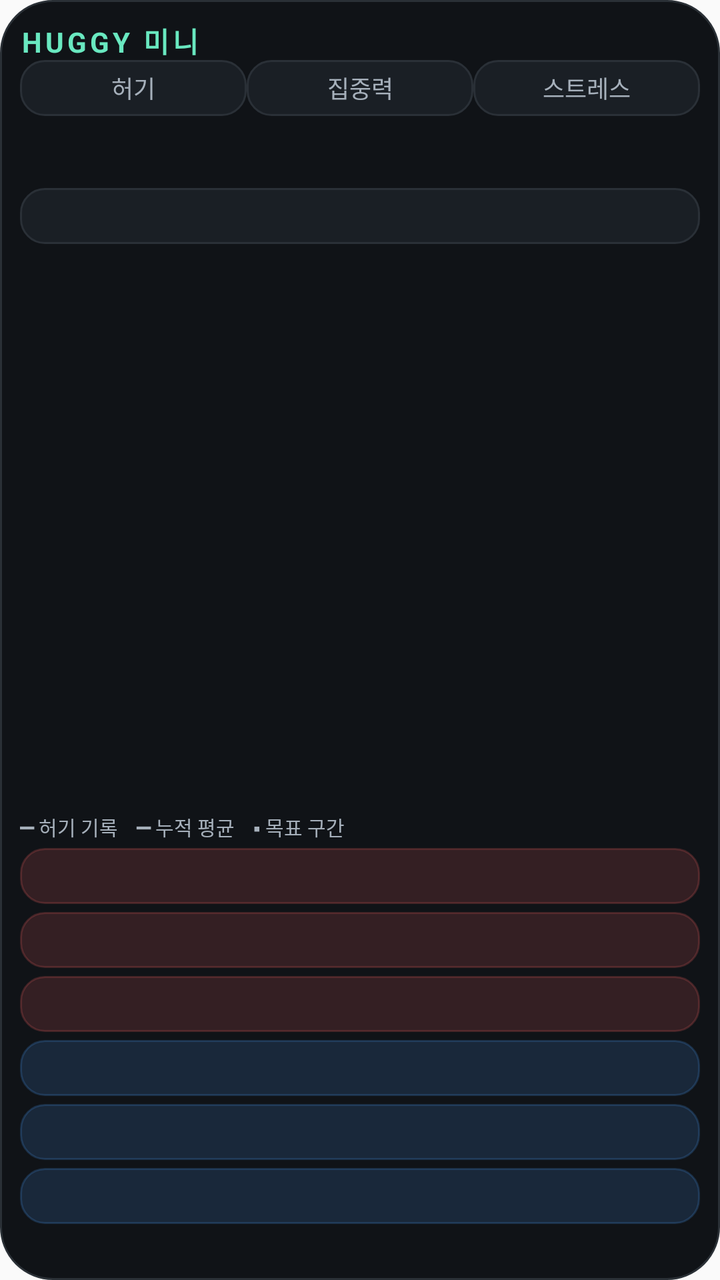
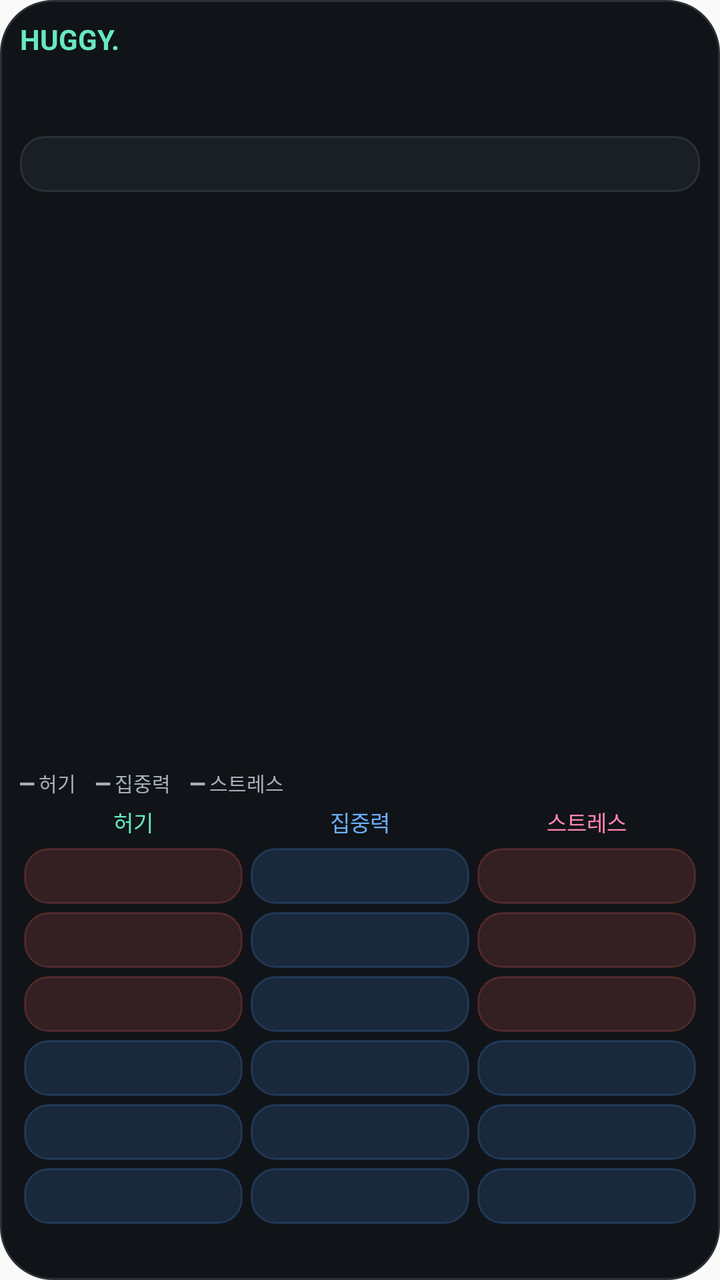

An Android layout rendered at two revisions. The XML below is the earlier revision; the diff shows what the commit changed to produce the second picture.
<!-- AndroidManifest.xml: application theme android:Theme.Material.Light.NoActionBar -->
<!-- res/layout/widget_compact.xml -->
<FrameLayout xmlns:android="http://schemas.android.com/apk/res/android" android:layout_width="match_parent" android:layout_height="match_parent" android:background="@drawable/widget_background">
<LinearLayout android:layout_width="match_parent" android:layout_height="match_parent" android:padding="10dp" android:orientation="vertical">
<LinearLayout android:layout_width="match_parent" android:layout_height="20dp" android:orientation="horizontal">
<TextView android:id="@+id/brand" android:maxLines="1" android:ellipsize="end" android:layout_width="0dp" android:layout_weight="1" android:layout_height="20dp" android:text="HUGGY 미니" android:textStyle="bold" android:letterSpacing="0.12" android:textSize="14sp" android:textColor="#69E8C0"/>
<TextView android:id="@+id/update" android:layout_width="wrap_content" android:layout_height="match_parent" android:gravity="center" android:paddingLeft="8dp" android:paddingRight="8dp" android:text="↑ 업데이트" android:textSize="11sp" android:textColor="#101317" android:backgroundTint="#69E8C0" android:background="@drawable/widget_button" android:visibility="gone"/>
</LinearLayout>
<LinearLayout android:layout_width="match_parent" android:layout_height="28dp" android:orientation="horizontal"><TextView android:id="@+id/metric0" android:layout_width="0dp" android:layout_weight="1" android:layout_height="match_parent" android:gravity="center" android:text="허기" android:textSize="12sp" android:textColor="#A6B0BB" android:background="@drawable/widget_button"/><TextView android:id="@+id/metric1" android:layout_width="0dp" android:layout_weight="1" android:layout_height="match_parent" android:gravity="center" android:text="집중력" android:textSize="12sp" android:textColor="#A6B0BB" android:background="@drawable/widget_button"/><TextView android:id="@+id/metric2" android:layout_width="0dp" android:layout_weight="1" android:layout_height="match_parent" android:gravity="center" android:text="스트레스" android:textSize="12sp" android:textColor="#A6B0BB" android:background="@drawable/widget_button"/></LinearLayout>
<LinearLayout android:layout_width="match_parent" android:layout_height="36dp">
<TextView android:id="@+id/current" android:maxLines="2" android:ellipsize="end" android:layout_width="0dp" android:layout_weight="1.1" android:layout_height="match_parent" android:textColor="#F0F3F5" android:textSize="12sp" android:gravity="center_vertical"/>
<TextView android:id="@+id/mean" android:layout_width="0dp" android:layout_weight="0.8" android:layout_height="match_parent" android:textColor="#B59AFF" android:textSize="11sp" android:gravity="center"/>
<TextView android:id="@+id/score" android:layout_width="0dp" android:layout_weight="1" android:layout_height="match_parent" android:textColor="#F0F3F5" android:textSize="11sp" android:gravity="center_vertical|right"/>
</LinearLayout>
<TextView android:id="@+id/weight" android:layout_width="match_parent" android:layout_height="28dp" android:background="@drawable/widget_button" android:gravity="center_vertical" android:paddingLeft="10dp" android:textSize="11sp" android:textColor="#E2E7EC"/>
<LinearLayout android:layout_width="match_parent" android:layout_height="0dp" android:layout_weight="1" android:orientation="horizontal">
<ImageView android:id="@+id/plot" android:layout_width="0dp" android:layout_weight="1.65" android:layout_height="match_parent" android:scaleType="fitXY" android:contentDescription="오늘의 허기 기록과 시간 누적 평균 그래프"/>
<LinearLayout android:id="@+id/friendPanel" android:visibility="gone" android:layout_width="0dp" android:layout_weight="1" android:layout_height="match_parent" android:orientation="vertical" android:background="@drawable/widget_button" android:padding="8dp">
<TextView android:layout_width="match_parent" android:layout_height="wrap_content" android:text="친구 소식 · 허기" android:textSize="10sp" android:textColor="#B59AFF"/>
<TextView android:id="@+id/friendMessage0" android:layout_width="match_parent" android:layout_height="0dp" android:layout_weight="1" android:layout_marginTop="3dp" android:padding="4dp" android:background="@drawable/friend_message" android:gravity="center_vertical" android:textSize="10sp" android:textColor="#E2E7EC" android:maxLines="3"/>
<TextView android:id="@+id/friendMessage1" android:layout_width="match_parent" android:layout_height="0dp" android:layout_weight="1" android:layout_marginTop="3dp" android:padding="4dp" android:background="@drawable/friend_message" android:gravity="center_vertical" android:textSize="10sp" android:textColor="#E2E7EC" android:maxLines="3"/>
<TextView android:id="@+id/friendMessage2" android:layout_width="match_parent" android:layout_height="0dp" android:layout_weight="1" android:layout_marginTop="3dp" android:padding="4dp" android:background="@drawable/friend_message" android:gravity="center_vertical" android:textSize="10sp" android:textColor="#E2E7EC" android:maxLines="3"/>

<TextView android:layout_width="match_parent" android:layout_height="wrap_content" android:text="함께 보기 ›" android:textSize="10sp" android:textColor="#A6B0BB"/>
</LinearLayout>
</LinearLayout>
<TextView android:layout_width="match_parent" android:layout_height="16dp" android:text="━ 허기 기록    ━ 누적 평균    ▪ 목표 구간" android:textSize="10sp" android:textColor="#A6B0BB" android:id="@+id/legend"/>
<TextView android:layout_width="match_parent" android:layout_height="0dp" android:visibility="gone" android:text="지금 몸의 신호는 어떤가요?" android:textSize="11sp" android:textColor="#A6B0BB"/>
<TextView android:id="@+id/b0" android:layout_width="match_parent" android:layout_height="28dp" android:layout_marginTop="2dp" android:layout_marginBottom="2dp" android:paddingLeft="10dp" android:paddingRight="10dp" android:gravity="center_vertical" android:textSize="12sp" android:textColor="#E2E7EC" android:background="@drawable/button_full" android:maxLines="1"/>
<TextView android:id="@+id/b1" android:layout_width="match_parent" android:layout_height="28dp" android:layout_marginTop="2dp" android:layout_marginBottom="2dp" android:paddingLeft="10dp" android:paddingRight="10dp" android:gravity="center_vertical" android:textSize="12sp" android:textColor="#E2E7EC" android:background="@drawable/button_full" android:maxLines="1"/>
<TextView android:id="@+id/b2" android:layout_width="match_parent" android:layout_height="28dp" android:layout_marginTop="2dp" android:layout_marginBottom="2dp" android:paddingLeft="10dp" android:paddingRight="10dp" android:gravity="center_vertical" android:textSize="12sp" android:textColor="#E2E7EC" android:background="@drawable/button_full" android:maxLines="1"/>
<TextView android:id="@+id/b3" android:layout_width="match_parent" android:layout_height="28dp" android:layout_marginTop="2dp" android:layout_marginBottom="2dp" android:paddingLeft="10dp" android:paddingRight="10dp" android:gravity="center_vertical" android:textSize="12sp" android:textColor="#E2E7EC" android:background="@drawable/button_hungry" android:maxLines="1"/>
<TextView android:id="@+id/b4" android:layout_width="match_parent" android:layout_height="28dp" android:layout_marginTop="2dp" android:layout_marginBottom="2dp" android:paddingLeft="10dp" android:paddingRight="10dp" android:gravity="center_vertical" android:textSize="12sp" android:textColor="#E2E7EC" android:background="@drawable/button_hungry" android:maxLines="1"/>
<TextView android:id="@+id/b5" android:layout_width="match_parent" android:layout_height="28dp" android:layout_marginTop="2dp" android:layout_marginBottom="2dp" android:paddingLeft="10dp" android:paddingRight="10dp" android:gravity="center_vertical" android:textSize="12sp" android:textColor="#E2E7EC" android:background="@drawable/button_hungry" android:maxLines="1"/>
<TextView android:id="@+id/status" android:layout_width="match_parent" android:layout_height="16dp" android:textColor="#8E9BA5" android:textSize="10sp" android:gravity="center_vertical"/>
</LinearLayout>
<ImageView android:id="@+id/effect" android:layout_width="match_parent" android:layout_height="match_parent" android:scaleType="fitXY" android:importantForAccessibility="no"/>
</FrameLayout>
<!-- resources referenced by this layout -->
<resources>
  <!-- drawable button_full (drawable) -->
  <ripple xmlns:android="http://schemas.android.com/apk/res/android" android:color="#33FF6363">
   <item><shape><solid android:color="#26FF6363"/><corners android:radius="12dp"/><stroke android:width="1dp" android:color="#33FF6363"/></shape></item>
  </ripple>
  <!-- drawable button_hungry (drawable) -->
  <ripple xmlns:android="http://schemas.android.com/apk/res/android" android:color="#334C9EFF">
   <item><shape><solid android:color="#264C9EFF"/><corners android:radius="12dp"/><stroke android:width="1dp" android:color="#334C9EFF"/></shape></item>
  </ripple>
  <!-- drawable friend_message (drawable) -->
  <shape xmlns:android="http://schemas.android.com/apk/res/android"><solid android:color="#292936"/><corners android:radius="7dp"/></shape>
  <!-- drawable widget_background (drawable) -->
  <shape xmlns:android="http://schemas.android.com/apk/res/android"><solid android:color="#101317"/><corners android:radius="26dp"/><stroke android:width="1dp" android:color="#2A3036"/></shape>
  <!-- drawable widget_button (drawable) -->
  <ripple xmlns:android="http://schemas.android.com/apk/res/android" android:color="#5569E8C0"><item><shape><solid android:color="#1A1F25"/><corners android:radius="12dp"/><stroke android:width="1dp" android:color="#2A3037"/></shape></item></ripple>
</resources>

<!-- the commit's change to res/layout/widget_compact.xml (unified diff, before → after) -->
@@ -1,36 +1,53 @@
 <FrameLayout xmlns:android="http://schemas.android.com/apk/res/android" android:layout_width="match_parent" android:layout_height="match_parent" android:background="@drawable/widget_background">
 <LinearLayout android:layout_width="match_parent" android:layout_height="match_parent" android:padding="10dp" android:orientation="vertical">
 <LinearLayout android:layout_width="match_parent" android:layout_height="20dp" android:orientation="horizontal">
-<TextView android:id="@+id/brand" android:maxLines="1" android:ellipsize="end" android:layout_width="0dp" android:layout_weight="1" android:layout_height="20dp" android:text="HUGGY 미니" android:textStyle="bold" android:letterSpacing="0.12" android:textSize="14sp" android:textColor="#69E8C0"/>
+<TextView android:id="@+id/brand" android:layout_width="0dp" android:layout_weight="1" android:layout_height="match_parent" android:text="HUGGY." android:textStyle="bold" android:textSize="14sp" android:textColor="#69E8C0" android:maxLines="1" android:ellipsize="end"/>
 <TextView android:id="@+id/update" android:layout_width="wrap_content" android:layout_height="match_parent" android:gravity="center" android:paddingLeft="8dp" android:paddingRight="8dp" android:text="↑ 업데이트" android:textSize="11sp" android:textColor="#101317" android:backgroundTint="#69E8C0" android:background="@drawable/widget_button" android:visibility="gone"/>
 </LinearLayout>
-<LinearLayout android:layout_width="match_parent" android:layout_height="28dp" android:orientation="horizontal"><TextView android:id="@+id/metric0" android:layout_width="0dp" android:layout_weight="1" android:layout_height="match_parent" android:gravity="center" android:text="허기" android:textSize="12sp" android:textColor="#A6B0BB" android:background="@drawable/widget_button"/><TextView android:id="@+id/metric1" android:layout_width="0dp" android:layout_weight="1" android:layout_height="match_parent" android:gravity="center" android:text="집중력" android:textSize="12sp" android:textColor="#A6B0BB" android:background="@drawable/widget_button"/><TextView android:id="@+id/metric2" android:layout_width="0dp" android:layout_weight="1" android:layout_height="match_parent" android:gravity="center" android:text="스트레스" android:textSize="12sp" android:textColor="#A6B0BB" android:background="@drawable/widget_button"/></LinearLayout>
-<LinearLayout android:layout_width="match_parent" android:layout_height="36dp">
-<TextView android:id="@+id/current" android:maxLines="2" android:ellipsize="end" android:layout_width="0dp" android:layout_weight="1.1" android:layout_height="match_parent" android:textColor="#F0F3F5" android:textSize="12sp" android:gravity="center_vertical"/>
-<TextView android:id="@+id/mean" android:layout_width="0dp" android:layout_weight="0.8" android:layout_height="match_parent" android:textColor="#B59AFF" android:textSize="11sp" android:gravity="center"/>
-<TextView android:id="@+id/score" android:layout_width="0dp" android:layout_weight="1" android:layout_height="match_parent" android:textColor="#F0F3F5" android:textSize="11sp" android:gravity="center_vertical|right"/>
+<LinearLayout android:layout_width="match_parent" android:layout_height="38dp" android:orientation="horizontal">
+<TextView android:id="@+id/score" android:layout_width="0dp" android:layout_weight="1" android:layout_height="match_parent" android:gravity="center" android:textSize="9sp" android:textColor="#69E8C0" android:maxLines="2" android:ellipsize="end"/>
+<TextView android:id="@+id/focusScore" android:layout_width="0dp" android:layout_weight="1" android:layout_height="match_parent" android:gravity="center" android:textSize="9sp" android:textColor="#6CAFFF" android:maxLines="2" android:ellipsize="end"/>
+<TextView android:id="@+id/stressScore" android:layout_width="0dp" android:layout_weight="1" android:layout_height="match_parent" android:gravity="center" android:textSize="9sp" android:textColor="#FF86B6" android:maxLines="2" android:ellipsize="end"/>
 </LinearLayout>
 <TextView android:id="@+id/weight" android:layout_width="match_parent" android:layout_height="28dp" android:background="@drawable/widget_button" android:gravity="center_vertical" android:paddingLeft="10dp" android:textSize="11sp" android:textColor="#E2E7EC"/>
-<LinearLayout android:layout_width="match_parent" android:layout_height="0dp" android:layout_weight="1" android:orientation="horizontal">
-<ImageView android:id="@+id/plot" android:layout_width="0dp" android:layout_weight="1.65" android:layout_height="match_parent" android:scaleType="fitXY" android:contentDescription="오늘의 허기 기록과 시간 누적 평균 그래프"/>
-<LinearLayout android:id="@+id/friendPanel" android:visibility="gone" android:layout_width="0dp" android:layout_weight="1" android:layout_height="match_parent" android:orientation="vertical" android:background="@drawable/widget_button" android:padding="8dp">
-<TextView android:layout_width="match_parent" android:layout_height="wrap_content" android:text="친구 소식 · 허기" android:textSize="10sp" android:textColor="#B59AFF"/>
-<TextView android:id="@+id/friendMessage0" android:layout_width="match_parent" android:layout_height="0dp" android:layout_weight="1" android:layout_marginTop="3dp" android:padding="4dp" android:background="@drawable/friend_message" android:gravity="center_vertical" android:textSize="10sp" android:textColor="#E2E7EC" android:maxLines="3"/>
-<TextView android:id="@+id/friendMessage1" android:layout_width="match_parent" android:layout_height="0dp" android:layout_weight="1" android:layout_marginTop="3dp" android:padding="4dp" android:background="@drawable/friend_message" android:gravity="center_vertical" android:textSize="10sp" android:textColor="#E2E7EC" android:maxLines="3"/>
-<TextView android:id="@+id/friendMessage2" android:layout_width="match_parent" android:layout_height="0dp" android:layout_weight="1" android:layout_marginTop="3dp" android:padding="4dp" android:background="@drawable/friend_message" android:gravity="center_vertical" android:textSize="10sp" android:textColor="#E2E7EC" android:maxLines="3"/>
-
-<TextView android:layout_width="match_parent" android:layout_height="wrap_content" android:text="함께 보기 ›" android:textSize="10sp" android:textColor="#A6B0BB"/>
+<ImageView android:id="@+id/plot" android:layout_width="match_parent" android:layout_height="0dp" android:layout_weight="1" android:scaleType="fitXY" android:contentDescription="오늘의 허기·집중력·스트레스 기록 그래프"/>
+<TextView android:id="@+id/legend" android:layout_width="match_parent" android:layout_height="16dp" android:text="━ 허기　━ 집중력　━ 스트레스" android:textSize="10sp" android:textColor="#A6B0BB"/>
+<LinearLayout android:layout_width="match_parent" android:layout_height="22dp" android:orientation="horizontal">
+<TextView android:id="@+id/metric0" android:layout_width="0dp" android:layout_weight="1" android:layout_height="match_parent" android:gravity="center" android:text="허기" android:textSize="11sp" android:textColor="#69E8C0" android:contentDescription="허기 기록 수정"/>
+<TextView android:id="@+id/metric1" android:layout_width="0dp" android:layout_weight="1" android:layout_height="match_parent" android:gravity="center" android:text="집중력" android:textSize="11sp" android:textColor="#6CAFFF" android:contentDescription="집중력 기록 수정"/>
+<TextView android:id="@+id/metric2" android:layout_width="0dp" android:layout_weight="1" android:layout_height="match_parent" android:gravity="center" android:text="스트레스" android:textSize="11sp" android:textColor="#FF86B6" android:contentDescription="스트레스 기록 수정"/>
 </LinearLayout>
+<LinearLayout android:layout_width="match_parent" android:layout_height="32dp" android:orientation="horizontal">
+<TextView android:id="@+id/b0" android:layout_width="0dp" android:layout_weight="1" android:layout_height="match_parent" android:layout_margin="2dp" android:paddingLeft="3dp" android:paddingRight="3dp" android:gravity="center" android:textSize="9sp" android:textColor="#E2E7EC" android:background="@drawable/button_full" android:maxLines="2" android:ellipsize="end"/>
+<TextView android:id="@+id/f0" android:layout_width="0dp" android:layout_weight="1" android:layout_height="match_parent" android:layout_margin="2dp" android:paddingLeft="3dp" android:paddingRight="3dp" android:gravity="center" android:textSize="9sp" android:textColor="#E2E7EC" android:background="@drawable/button_hungry" android:maxLines="2" android:ellipsize="end"/>
+<TextView android:id="@+id/s0" android:layout_width="0dp" android:layout_weight="1" android:layout_height="match_parent" android:layout_margin="2dp" android:paddingLeft="3dp" android:paddingRight="3dp" android:gravity="center" android:textSize="9sp" android:textColor="#E2E7EC" android:background="@drawable/button_full" android:maxLines="2" android:ellipsize="end"/>
 </LinearLayout>
-<TextView android:layout_width="match_parent" android:layout_height="16dp" android:text="━ 허기 기록    ━ 누적 평균    ▪ 목표 구간" android:textSize="10sp" android:textColor="#A6B0BB" android:id="@+id/legend"/>
-<TextView android:layout_width="match_parent" android:layout_height="0dp" android:visibility="gone" android:text="지금 몸의 신호는 어떤가요?" android:textSize="11sp" android:textColor="#A6B0BB"/>
-<TextView android:id="@+id/b0" android:layout_width="match_parent" android:layout_height="28dp" android:layout_marginTop="2dp" android:layout_marginBottom="2dp" android:paddingLeft="10dp" android:paddingRight="10dp" android:gravity="center_vertical" android:textSize="12sp" android:textColor="#E2E7EC" android:background="@drawable/button_full" android:maxLines="1"/>
-<TextView android:id="@+id/b1" android:layout_width="match_parent" android:layout_height="28dp" android:layout_marginTop="2dp" android:layout_marginBottom="2dp" android:paddingLeft="10dp" android:paddingRight="10dp" android:gravity="center_vertical" android:textSize="12sp" android:textColor="#E2E7EC" android:background="@drawable/button_full" android:maxLines="1"/>
-<TextView android:id="@+id/b2" android:layout_width="match_parent" android:layout_height="28dp" android:layout_marginTop="2dp" android:layout_marginBottom="2dp" android:paddingLeft="10dp" android:paddingRight="10dp" android:gravity="center_vertical" android:textSize="12sp" android:textColor="#E2E7EC" android:background="@drawable/button_full" android:maxLines="1"/>
-<TextView android:id="@+id/b3" android:layout_width="match_parent" android:layout_height="28dp" android:layout_marginTop="2dp" android:layout_marginBottom="2dp" android:paddingLeft="10dp" android:paddingRight="10dp" android:gravity="center_vertical" android:textSize="12sp" android:textColor="#E2E7EC" android:background="@drawable/button_hungry" android:maxLines="1"/>
-<TextView android:id="@+id/b4" android:layout_width="match_parent" android:layout_height="28dp" android:layout_marginTop="2dp" android:layout_marginBottom="2dp" android:paddingLeft="10dp" android:paddingRight="10dp" android:gravity="center_vertical" android:textSize="12sp" android:textColor="#E2E7EC" android:background="@drawable/button_hungry" android:maxLines="1"/>
-<TextView android:id="@+id/b5" android:layout_width="match_parent" android:layout_height="28dp" android:layout_marginTop="2dp" android:layout_marginBottom="2dp" android:paddingLeft="10dp" android:paddingRight="10dp" android:gravity="center_vertical" android:textSize="12sp" android:textColor="#E2E7EC" android:background="@drawable/button_hungry" android:maxLines="1"/>
-<TextView android:id="@+id/status" android:layout_width="match_parent" android:layout_height="16dp" android:textColor="#8E9BA5" android:textSize="10sp" android:gravity="center_vertical"/>
+<LinearLayout android:layout_width="match_parent" android:layout_height="32dp" android:orientation="horizontal">
+<TextView android:id="@+id/b1" android:layout_width="0dp" android:layout_weight="1" android:layout_height="match_parent" android:layout_margin="2dp" android:paddingLeft="3dp" android:paddingRight="3dp" android:gravity="center" android:textSize="9sp" android:textColor="#E2E7EC" android:background="@drawable/button_full" android:maxLines="2" android:ellipsize="end"/>
+<TextView android:id="@+id/f1" android:layout_width="0dp" android:layout_weight="1" android:layout_height="match_parent" android:layout_margin="2dp" android:paddingLeft="3dp" android:paddingRight="3dp" android:gravity="center" android:textSize="9sp" android:textColor="#E2E7EC" android:background="@drawable/button_hungry" android:maxLines="2" android:ellipsize="end"/>
+<TextView android:id="@+id/s1" android:layout_width="0dp" android:layout_weight="1" android:layout_height="match_parent" android:layout_margin="2dp" android:paddingLeft="3dp" android:paddingRight="3dp" android:gravity="center" android:textSize="9sp" android:textColor="#E2E7EC" android:background="@drawable/button_full" android:maxLines="2" android:ellipsize="end"/>
+</LinearLayout>
+<LinearLayout android:layout_width="match_parent" android:layout_height="32dp" android:orientation="horizontal">
+<TextView android:id="@+id/b2" android:layout_width="0dp" android:layout_weight="1" android:layout_height="match_parent" android:layout_margin="2dp" android:paddingLeft="3dp" android:paddingRight="3dp" android:gravity="center" android:textSize="9sp" android:textColor="#E2E7EC" android:background="@drawable/button_full" android:maxLines="2" android:ellipsize="end"/>
+<TextView android:id="@+id/f2" android:layout_width="0dp" android:layout_weight="1" android:layout_height="match_parent" android:layout_margin="2dp" android:paddingLeft="3dp" android:paddingRight="3dp" android:gravity="center" android:textSize="9sp" android:textColor="#E2E7EC" android:background="@drawable/button_hungry" android:maxLines="2" android:ellipsize="end"/>
+<TextView android:id="@+id/s2" android:layout_width="0dp" android:layout_weight="1" android:layout_height="match_parent" android:layout_margin="2dp" android:paddingLeft="3dp" android:paddingRight="3dp" android:gravity="center" android:textSize="9sp" android:textColor="#E2E7EC" android:background="@drawable/button_full" android:maxLines="2" android:ellipsize="end"/>
+</LinearLayout>
+<LinearLayout android:layout_width="match_parent" android:layout_height="32dp" android:orientation="horizontal">
+<TextView android:id="@+id/b3" android:layout_width="0dp" android:layout_weight="1" android:layout_height="match_parent" android:layout_margin="2dp" android:paddingLeft="3dp" android:paddingRight="3dp" android:gravity="center" android:textSize="9sp" android:textColor="#E2E7EC" android:background="@drawable/button_hungry" android:maxLines="2" android:ellipsize="end"/>
+<TextView android:id="@+id/f3" android:layout_width="0dp" android:layout_weight="1" android:layout_height="match_parent" android:layout_margin="2dp" android:paddingLeft="3dp" android:paddingRight="3dp" android:gravity="center" android:textSize="9sp" android:textColor="#E2E7EC" android:background="@drawable/button_hungry" android:maxLines="2" android:ellipsize="end"/>
+<TextView android:id="@+id/s3" android:layout_width="0dp" android:layout_weight="1" android:layout_height="match_parent" android:layout_margin="2dp" android:paddingLeft="3dp" android:paddingRight="3dp" android:gravity="center" android:textSize="9sp" android:textColor="#E2E7EC" android:background="@drawable/button_hungry" android:maxLines="2" android:ellipsize="end"/>
+</LinearLayout>
+<LinearLayout android:layout_width="match_parent" android:layout_height="32dp" android:orientation="horizontal">
+<TextView android:id="@+id/b4" android:layout_width="0dp" android:layout_weight="1" android:layout_height="match_parent" android:layout_margin="2dp" android:paddingLeft="3dp" android:paddingRight="3dp" android:gravity="center" android:textSize="9sp" android:textColor="#E2E7EC" android:background="@drawable/button_hungry" android:maxLines="2" android:ellipsize="end"/>
+<TextView android:id="@+id/f4" android:layout_width="0dp" android:layout_weight="1" android:layout_height="match_parent" android:layout_margin="2dp" android:paddingLeft="3dp" android:paddingRight="3dp" android:gravity="center" android:textSize="9sp" android:textColor="#E2E7EC" android:background="@drawable/button_hungry" android:maxLines="2" android:ellipsize="end"/>
+<TextView android:id="@+id/s4" android:layout_width="0dp" android:layout_weight="1" android:layout_height="match_parent" android:layout_margin="2dp" android:paddingLeft="3dp" android:paddingRight="3dp" android:gravity="center" android:textSize="9sp" android:textColor="#E2E7EC" android:background="@drawable/button_hungry" android:maxLines="2" android:ellipsize="end"/>
+</LinearLayout>
+<LinearLayout android:layout_width="match_parent" android:layout_height="32dp" android:orientation="horizontal">
+<TextView android:id="@+id/b5" android:layout_width="0dp" android:layout_weight="1" android:layout_height="match_parent" android:layout_margin="2dp" android:paddingLeft="3dp" android:paddingRight="3dp" android:gravity="center" android:textSize="9sp" android:textColor="#E2E7EC" android:background="@drawable/button_hungry" android:maxLines="2" android:ellipsize="end"/>
+<TextView android:id="@+id/f5" android:layout_width="0dp" android:layout_weight="1" android:layout_height="match_parent" android:layout_margin="2dp" android:paddingLeft="3dp" android:paddingRight="3dp" android:gravity="center" android:textSize="9sp" android:textColor="#E2E7EC" android:background="@drawable/button_hungry" android:maxLines="2" android:ellipsize="end"/>
+<TextView android:id="@+id/s5" android:layout_width="0dp" android:layout_weight="1" android:layout_height="match_parent" android:layout_margin="2dp" android:paddingLeft="3dp" android:paddingRight="3dp" android:gravity="center" android:textSize="9sp" android:textColor="#E2E7EC" android:background="@drawable/button_hungry" android:maxLines="2" android:ellipsize="end"/>
+</LinearLayout>
+<TextView android:id="@+id/status" android:layout_width="match_parent" android:layout_height="16dp" android:textColor="#8E9BA5" android:textSize="9sp" android:gravity="center_vertical" android:maxLines="1" android:ellipsize="end"/>
 </LinearLayout>
 <ImageView android:id="@+id/effect" android:layout_width="match_parent" android:layout_height="match_parent" android:scaleType="fitXY" android:importantForAccessibility="no"/>
 </FrameLayout>
<!-- resource entries referenced after the edit -->
@@ -8,8 +8,6 @@
   <ripple xmlns:android="http://schemas.android.com/apk/res/android" android:color="#334C9EFF">
    <item><shape><solid android:color="#264C9EFF"/><corners android:radius="12dp"/><stroke android:width="1dp" android:color="#334C9EFF"/></shape></item>
   </ripple>
-  <!-- drawable friend_message (drawable) -->
-  <shape xmlns:android="http://schemas.android.com/apk/res/android"><solid android:color="#292936"/><corners android:radius="7dp"/></shape>
   <!-- drawable widget_background (drawable) -->
   <shape xmlns:android="http://schemas.android.com/apk/res/android"><solid android:color="#101317"/><corners android:radius="26dp"/><stroke android:width="1dp" android:color="#2A3036"/></shape>
   <!-- drawable widget_button (drawable) -->
